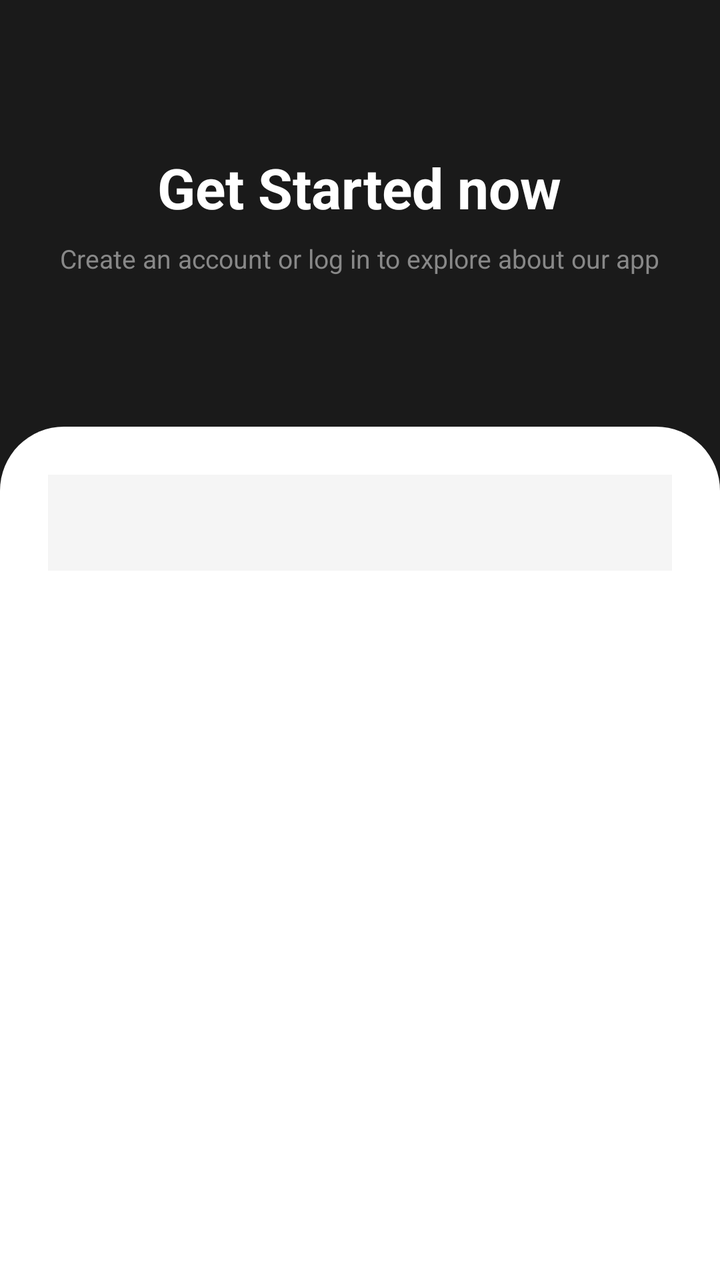
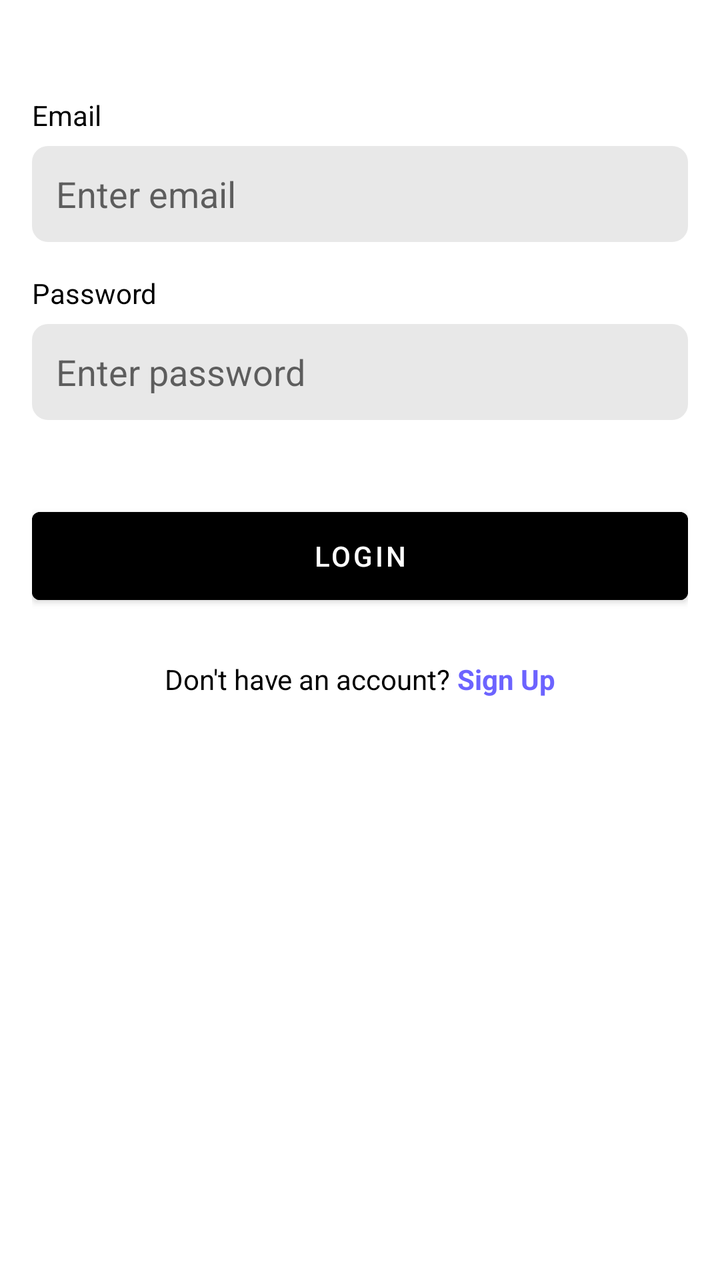

Compare the two renders of this Android layout. The source of the first and the diff that turns it into the second are given below.
<!-- AndroidManifest.xml: application theme Theme.SMD_A2 -->
<!-- res/layout/activity_login.xml -->
<?xml version="1.0" encoding="utf-8"?>
<LinearLayout xmlns:android="http://schemas.android.com/apk/res/android"
    xmlns:app="http://schemas.android.com/apk/res-auto"
    android:layout_width="match_parent"
    android:layout_height="match_parent"
    android:orientation="vertical"
    android:background="@color/dark_bg">

    <LinearLayout
        android:layout_width="match_parent"
        android:layout_height="0dp"
        android:layout_weight="1"
        android:gravity="center"
        android:orientation="vertical"
        android:padding="24dp">

        <TextView
            android:layout_width="wrap_content"
            android:layout_height="wrap_content"
            android:text="@string/get_started_now"
            android:textColor="@color/white"
            android:textSize="28sp"
            android:textStyle="bold"/>

        <TextView
            android:layout_width="wrap_content"
            android:layout_height="wrap_content"
            android:text="@string/login_tagline"
            android:textColor="@color/text_gray"
            android:textSize="13sp"
            android:layout_marginTop="8dp"/>

    </LinearLayout>

    <LinearLayout
        android:layout_width="match_parent"
        android:layout_height="0dp"
        android:layout_weight="2"
        android:background="@drawable/rounded_top_white"
        android:orientation="vertical"
        android:padding="24dp">

        <com.google.android.material.tabs.TabLayout
            android:id="@+id/tabLayout"
            android:layout_width="match_parent"
            android:layout_height="48dp"
            android:background="@color/light_gray"
            app:tabSelectedTextColor="@color/black"
            app:tabTextColor="@color/text_gray"
            app:tabIndicatorColor="@color/black"
            app:tabRippleColor="@null"/>

        <androidx.viewpager2.widget.ViewPager2
            android:id="@+id/viewPager"
            android:layout_width="match_parent"
            android:layout_height="match_parent"
            android:layout_marginTop="16dp"/>

    </LinearLayout>

</LinearLayout>
<!-- resources referenced by this layout -->
<resources>
  <color name="black">#000000</color>
  <color name="dark_bg">#1A1A1A</color>
  <color name="light_gray">#F5F5F5</color>
  <color name="text_gray">#888888</color>
  <color name="white">#FFFFFF</color>
  <!-- drawable rounded_top_white (drawable) -->
  <?xml version="1.0" encoding="utf-8"?>
  <shape xmlns:android="http://schemas.android.com/apk/res/android">
      <solid android:color="@color/white"/>
      <corners
          android:topLeftRadius="32dp"
          android:topRightRadius="32dp"/>
  </shape>
  <string name="get_started_now">Get Started now</string>
  <string name="login_tagline">Create an account or log in to explore about our app</string>
  <style name="Theme.SMD_A2" parent="Base.Theme.SMD_A2" />
  <style name="Base.Theme.SMD_A2" parent="Theme.Material3.DayNight.NoActionBar">
          
          
      </style>
</resources>

<!-- the commit's change to res/layout/activity_login.xml (unified diff, before → after) -->
@@ -1,61 +1,78 @@
 <?xml version="1.0" encoding="utf-8"?>
 <LinearLayout xmlns:android="http://schemas.android.com/apk/res/android"
-    xmlns:app="http://schemas.android.com/apk/res-auto"
     android:layout_width="match_parent"
     android:layout_height="match_parent"
     android:orientation="vertical"
-    android:background="@color/dark_bg">
+    android:padding="16dp">
+
+    <TextView
+        android:layout_width="wrap_content"
+        android:layout_height="wrap_content"
+        android:text="Email"
+        android:textColor="@color/black"
+        android:textSize="14sp"
+        android:layout_marginBottom="6dp"
+        android:layout_marginTop="32dp" />
+
+    <EditText
+        android:id="@+id/etLoginEmail"
+        android:layout_width="match_parent"
+        android:layout_height="48dp"
+        android:hint="Enter email"
+        android:inputType="textEmailAddress"
+        android:background="@drawable/input_background"
+        android:paddingStart="12dp"
+        android:paddingEnd="12dp"
+        android:layout_marginBottom="16dp" />
+
+    <TextView
+        android:layout_width="wrap_content"
+        android:layout_height="wrap_content"
+        android:text="Password"
+        android:textColor="@color/black"
+        android:textSize="14sp"
+        android:layout_marginBottom="6dp" />
+
+    <EditText
+        android:id="@+id/etLoginPassword"
+        android:layout_width="match_parent"
+        android:layout_height="48dp"
+        android:hint="Enter password"
+        android:inputType="textPassword"
+        android:background="@drawable/input_background"
+        android:paddingStart="12dp"
+        android:paddingEnd="12dp"
+        android:layout_marginBottom="24dp" />
+
+    <Button
+        android:id="@+id/btnLogin"
+        android:layout_width="match_parent"
+        android:layout_height="56dp"
+        android:text="Login"
+        android:backgroundTint="@color/black"
+        android:textColor="@color/white"
+        android:layout_marginTop="16dp" />
 
     <LinearLayout
         android:layout_width="match_parent"
-        android:layout_height="0dp"
-        android:layout_weight="1"
+        android:layout_height="wrap_content"
+        android:orientation="horizontal"
         android:gravity="center"
-        android:orientation="vertical"
-        android:padding="24dp">
+        android:layout_marginTop="24dp">
 
         <TextView
             android:layout_width="wrap_content"
             android:layout_height="wrap_content"
-            android:text="@string/get_started_now"
-            android:textColor="@color/white"
-            android:textSize="28sp"
-            android:textStyle="bold"/>
+            android:text="Don't have an account? "
+            android:textColor="@color/black" />
 
         <TextView
+            android:id="@+id/tvGoSignup"
             android:layout_width="wrap_content"
             android:layout_height="wrap_content"
-            android:text="@string/login_tagline"
-            android:textColor="@color/text_gray"
-            android:textSize="13sp"
-            android:layout_marginTop="8dp"/>
-
-    </LinearLayout>
-
-    <LinearLayout
-        android:layout_width="match_parent"
-        android:layout_height="0dp"
-        android:layout_weight="2"
-        android:background="@drawable/rounded_top_white"
-        android:orientation="vertical"
-        android:padding="24dp">
-
-        <com.google.android.material.tabs.TabLayout
-            android:id="@+id/tabLayout"
-            android:layout_width="match_parent"
-            android:layout_height="48dp"
-            android:background="@color/light_gray"
-            app:tabSelectedTextColor="@color/black"
-            app:tabTextColor="@color/text_gray"
-            app:tabIndicatorColor="@color/black"
-            app:tabRippleColor="@null"/>
-
-        <androidx.viewpager2.widget.ViewPager2
-            android:id="@+id/viewPager"
-            android:layout_width="match_parent"
-            android:layout_height="match_parent"
-            android:layout_marginTop="16dp"/>
-
+            android:text="Sign Up"
+            android:textColor="@color/primary"
+            android:textStyle="bold" />
     </LinearLayout>
 
 </LinearLayout>
<!-- resource entries referenced after the edit -->
@@ -1,24 +1,21 @@
 <!-- resources referenced by this layout -->
 <resources>
   <color name="black">#000000</color>
-  <color name="dark_bg">#1A1A1A</color>
-  <color name="light_gray">#F5F5F5</color>
-  <color name="text_gray">#888888</color>
+  <color name="primary">#6C63FF</color>
+  <color name="light_gray">#E8E8E8</color>
+  <color name="primary_dark">#4B44CC</color>
+  <color name="accent">#FF6584</color>
   <color name="white">#FFFFFF</color>
-  <!-- drawable rounded_top_white (drawable) -->
+  <!-- drawable input_background (drawable) -->
   <?xml version="1.0" encoding="utf-8"?>
   <shape xmlns:android="http://schemas.android.com/apk/res/android">
-      <solid android:color="@color/white"/>
-      <corners
-          android:topLeftRadius="32dp"
-          android:topRightRadius="32dp"/>
+      <solid android:color="@color/light_gray"/>
+      <corners android:radius="8dp"/>
   </shape>
-  <string name="get_started_now">Get Started now</string>
-  <string name="login_tagline">Create an account or log in to explore about our app</string>
-  <style name="Theme.SMD_A2" parent="Base.Theme.SMD_A2" />
-  <style name="Base.Theme.SMD_A2" parent="Theme.Material3.DayNight.NoActionBar">
-          
-          
+  <style name="Theme.SMD_A2" parent="Theme.MaterialComponents.DayNight.NoActionBar">
+          <item name="colorPrimary">@color/primary</item>
+          <item name="colorPrimaryDark">@color/primary_dark</item>
+          <item name="colorAccent">@color/accent</item>
       </style>
 </resources>
 
